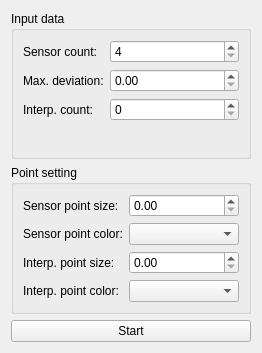
First picture: the form in controllPanel.ui, repository DimonPopov/PopovDS_9304_GraduateWork, before the edit.
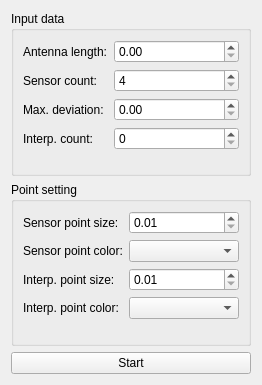
Second picture: the form after the edit.

What changed in the file:
```diff
--- a/controllPanel.ui
+++ b/controllPanel.ui
@@ -7,7 +7,7 @@
     <x>0</x>
     <y>0</y>
     <width>262</width>
-    <height>353</height>
+    <height>385</height>
    </rect>
   </property>
   <property name="windowTitle">
@@ -20,14 +20,14 @@
       <string>Input data</string>
      </property>
      <layout class="QFormLayout" name="formLayout_2">
-      <item row="0" column="0">
+      <item row="1" column="0">
        <widget class="QLabel" name="label_3">
         <property name="text">
          <string>Sensor count:</string>
         </property>
        </widget>
       </item>
-      <item row="0" column="1">
+      <item row="1" column="1">
        <widget class="QSpinBox" name="sensorCountSpin">
         <property name="minimum">
          <number>4</number>
@@ -37,30 +37,40 @@
         </property>
        </widget>
       </item>
-      <item row="1" column="0">
+      <item row="2" column="0">
        <widget class="QLabel" name="label_6">
         <property name="text">
          <string>Max. deviation:</string>
         </property>
        </widget>
       </item>
-      <item row="1" column="1">
+      <item row="2" column="1">
        <widget class="QDoubleSpinBox" name="maximumDeviationSpin">
         <property name="singleStep">
          <double>0.100000000000000</double>
         </property>
        </widget>
       </item>
-      <item row="2" column="0">
+      <item row="3" column="0">
        <widget class="QLabel" name="label_7">
         <property name="text">
          <string>Interp. count:</string>
         </property>
        </widget>
       </item>
-      <item row="2" column="1">
+      <item row="3" column="1">
        <widget class="QSpinBox" name="interpolationPointsSpin"/>
       </item>
+      <item row="0" column="0">
+       <widget class="QLabel" name="label_8">
+        <property name="text">
+         <string>Antenna length:</string>
+        </property>
+       </widget>
+      </item>
+      <item row="0" column="1">
+       <widget class="QDoubleSpinBox" name="antennaLengthSpin"/>
+      </item>
      </layout>
     </widget>
    </item>
@@ -83,7 +93,7 @@
          <number>2</number>
         </property>
         <property name="minimum">
-         <double>0.000000000000000</double>
+         <double>0.010000000000000</double>
         </property>
         <property name="maximum">
          <double>1.000000000000000</double>
@@ -116,7 +126,7 @@
          <number>2</number>
         </property>
         <property name="minimum">
-         <double>0.000000000000000</double>
+         <double>0.010000000000000</double>
         </property>
         <property name="maximum">
          <double>1.000000000000000</double>
```
